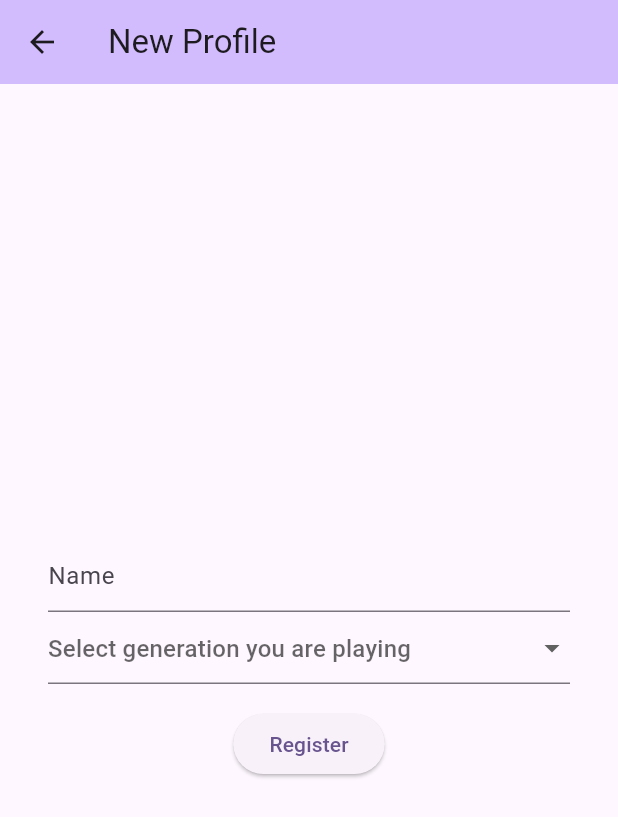
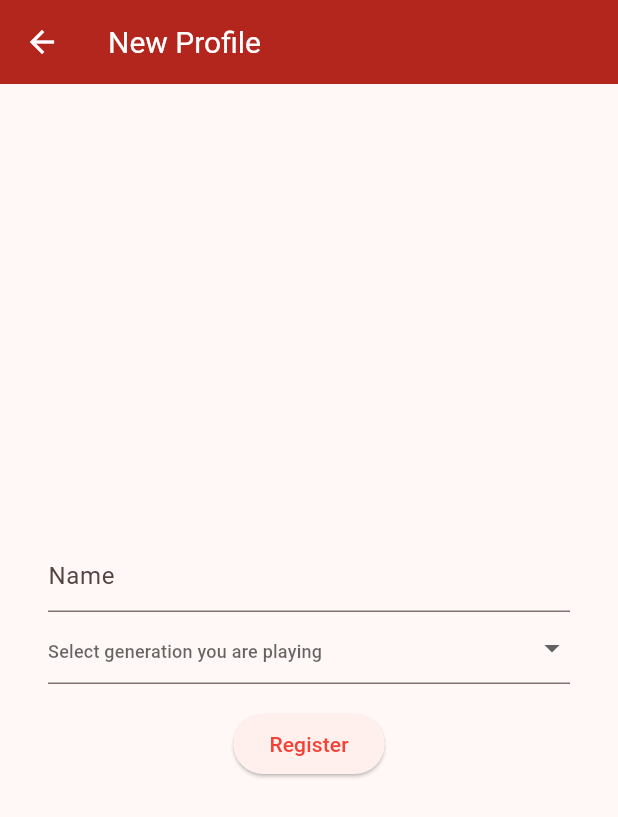
Before and after one commit to SatyamAK/pokedex-tracker-app, a Flutter app: the screen it shows after launch, after a tap on the "add" icon, on a phone screen of 412 x 824 dp. Shown: the top 817 px of the screen. Run offline on Flutter 3.47's test engine with Material 3 defaults, Android fonts, the phone set to English and light mode, and no system bars; our stand-ins replace shared_preferences, sqflite; accounts and stored records are empty.

Commit message:
refactor. ui

```diff
--- a/lib/main.dart
+++ b/lib/main.dart
@@ -2,6 +2,7 @@ import 'package:flutter/material.dart';
 import 'package:pokedex_tracker/pages/home_page.dart';
 import 'package:pokedex_tracker/provider/caught_pokemon_provider.dart';
 import 'package:pokedex_tracker/provider/profile_provider.dart';
+import 'package:pokedex_tracker/theme/light_theme.dart';
 import 'package:provider/provider.dart';
 
 void main() {
@@ -25,10 +26,7 @@ class MyApp extends StatelessWidget {
     return MaterialApp(
       title: 'Pokedex Tracker',
       debugShowCheckedModeBanner: false,
-      theme: ThemeData(
-        colorScheme: ColorScheme.fromSeed(seedColor: Colors.deepPurple),
-        useMaterial3: true,
-      ),
+      theme: lightTheme(context),
       home: const HomePage(),
     );
   }
--- a/lib/pages/add_profile.dart
+++ b/lib/pages/add_profile.dart
@@ -40,7 +40,6 @@ class _AddProfileState extends State<AddProfile> {
   Widget build(BuildContext context) {
     return Scaffold(
       appBar: AppBar(
-        backgroundColor: Theme.of(context).colorScheme.inversePrimary,
         title: const Text('New Profile'),
       ),
       body: Center(
--- a/lib/pages/home_page.dart
+++ b/lib/pages/home_page.dart
@@ -32,7 +32,6 @@ class HomePage extends StatelessWidget {
   Widget build(BuildContext context) {
     return Scaffold(
       appBar: AppBar(
-        backgroundColor: Theme.of(context).colorScheme.inversePrimary,
         title: const Text('Pokedex Tracker'),
       ),
       body: Consumer<ProfileProvider>(
@@ -91,10 +90,11 @@ class HomePage extends StatelessWidget {
             ),
             Padding(
               padding: const EdgeInsets.only(left: 12.0),
-              child: Text('These are the games in ${profile.generation}'),
+              child: Text('These are the games in ${profile.generation}', style: Theme.of(context).textTheme.bodySmall,),
             ),
             (isFirstGeneration)?const SizedBox():ListTile(
               title: const Text('National'),
+              trailing: const Icon(Icons.arrow_forward_ios, size: 16),
               onTap: () => Navigator.push(
                 context,
                 MaterialPageRoute(builder: (context) => NationalDex(selectedGeneration: profile.generation))
@@ -107,6 +107,7 @@ class HomePage extends StatelessWidget {
                 List<Map<String, dynamic>>? gameWithPokemons = snapshot.data;
                 return ListTile(
                   title: Text(gameWithPokemons!.elementAt(index)['game']),
+                  trailing: const Icon(Icons.arrow_forward_ios, size: 16,),
                   onTap: () => Navigator.push(
                     context,
                     MaterialPageRoute(builder: (context) => Pokedex(pokemonGame: PokemonGame.fromMap(gameWithPokemons.elementAt(index)),))
--- a/lib/pages/national_dex.dart
+++ b/lib/pages/national_dex.dart
@@ -45,7 +45,6 @@ class _NationalDexState extends State<NationalDex> with SingleTickerProviderStat
   Widget build(BuildContext context) {
     return Scaffold(
       appBar: AppBar(
-        backgroundColor: Theme.of(context).colorScheme.inversePrimary,
         title: const Text('National Dex'),
         bottom: tabBar(),
       ),
--- a/lib/pages/pokedex.dart
+++ b/lib/pages/pokedex.dart
@@ -10,7 +10,6 @@ class Pokedex extends StatelessWidget {
   Widget build(BuildContext context) {
     return Scaffold(
       appBar: AppBar(
-        backgroundColor: Theme.of(context).colorScheme.inversePrimary,
         title: Text(pokemonGame.name),
       ),
       body: ListView.builder(
--- a/lib/pages/profiles.dart
+++ b/lib/pages/profiles.dart
@@ -1,6 +1,7 @@
 // ignore_for_file: use_build_context_synchronously
 
 import 'package:flutter/material.dart';
+import 'package:pokedex_tracker/constants/color.dart';
 import 'package:pokedex_tracker/database/database_helper.dart';
 import 'package:pokedex_tracker/pages/add_profile.dart';
 import 'package:pokedex_tracker/provider/caught_pokemon_provider.dart';
@@ -14,7 +15,6 @@ class Profiles extends StatelessWidget {
   Widget build(BuildContext context) {
     return Scaffold(
       appBar: AppBar(
-        backgroundColor: Theme.of(context).colorScheme.inversePrimary,
         title: const Text('Profiles'),
       ),
       body: Consumer<ProfileProvider>(
@@ -35,10 +35,9 @@ class Profiles extends StatelessWidget {
                   subtitle: Text(selectedProfile.generation),
                   trailing: IconButton(
                     icon: (selectedProfile.id == profileProvider.activeProfile.id)?
-                    const Icon(Icons.delete, color: Colors.red,):const Icon(Icons.delete),
+                    const Icon(Icons.person, color: unselectedTabColor,):const Icon(Icons.delete),
                     onPressed: () async {
                       if(profileProvider.activeProfile.id == selectedProfile.id){
-                        ScaffoldMessenger.of(context).showSnackBar(const SnackBar(content: Text('Cannot delete active profile..')));
                         return;
                       }
                       await DataBaseHelper.instance.deleteProfile(selectedProfile.id!);
--- /dev/null
+++ b/lib/theme/light_theme.dart
@@ -0,0 +1,59 @@
+import 'package:flutter/material.dart';
+import 'package:pokedex_tracker/constants/color.dart';
+
+ThemeData lightTheme(BuildContext context) {
+  return ThemeData(
+    colorScheme: ColorScheme.fromSeed(
+      seedColor: primaryColor,
+      primary: primaryColor
+    ),
+    useMaterial3: true,
+    appBarTheme: AppBarTheme(
+      backgroundColor: Theme.of(context).colorScheme.error,
+      titleTextStyle: const TextStyle(
+        fontSize: 20,
+        color: appBarTextColor,
+      ),
+      iconTheme: const IconThemeData(
+        color: appBarTextColor
+      ),
+      elevation: 0
+    ),
+    tabBarTheme: const TabBarTheme(
+      unselectedLabelColor: unselectedTabColor,
+      labelColor: appBarTextColor,
+      indicatorColor: appBarTextColor
+    ),
+    listTileTheme: const ListTileThemeData(
+      titleTextStyle: TextStyle(
+        color: displayTextColor,
+        fontSize: 16,
+      ),
+    ),
+    cardTheme: CardTheme(
+      elevation: 1,
+      shadowColor: Theme.of(context).colorScheme.background,
+      shape: const RoundedRectangleBorder(
+        borderRadius: BorderRadius.all(Radius.circular(8)),
+        side: BorderSide(width: 0.5)
+      )
+    ),
+    textTheme: const TextTheme(
+      bodyMedium: TextStyle(
+        fontSize: 16
+      ),
+      bodySmall: TextStyle(
+        fontSize: 14
+      ),
+      titleMedium: TextStyle(
+        fontSize: 12
+      )
+    ),
+    iconButtonTheme: IconButtonThemeData(
+      style: ButtonStyle(
+        backgroundColor: MaterialStatePropertyAll(Theme.of(context).colorScheme.error),
+        iconColor: const MaterialStatePropertyAll(appBarTextColor)
+      )
+    )
+  );
+}
```
Also changed, not shown: lib/components/pokemon_card.dart (+9 -5 lines), lib/constants/color.dart (added, +25 -0 lines), 1 other file.
